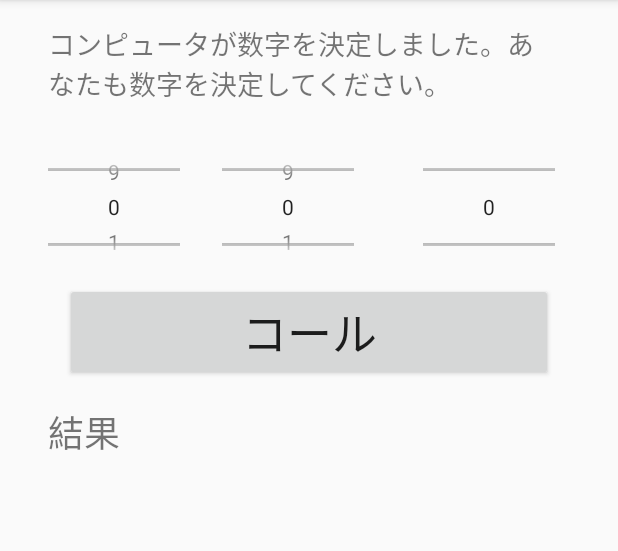
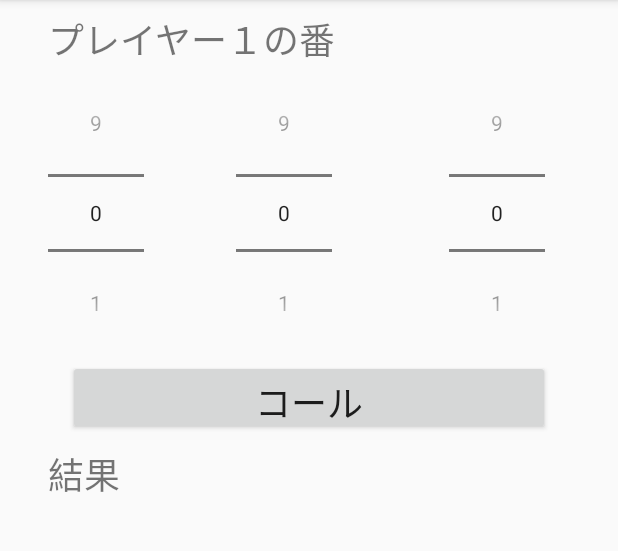
Before and after one commit to masterpiece015v/numhit, an Android app: the Main4Activity screen opened directly, with no data from a screen before it, on a phone screen of 412 x 824 dp, the part 84-635 px from its top. Run offline under Robolectric (Android 15) with nearby library versions, the phone set to English and light mode, and no system bars.

Commit message:
2019022003

```diff
--- a/app/src/main/AndroidManifest.xml
+++ b/app/src/main/AndroidManifest.xml
@@ -18,7 +18,7 @@
         </activity>
         <activity android:name=".Main2Activity" />
         <activity android:name=".Main3Activity" />
-        <activity android:name=".Main4Activity"></activity>
+        <activity android:name=".Main4Activity" />
     </application>
 
 </manifest>
--- a/app/src/main/java/tokyo/mp015v/numhit/Main4Activity.kt
+++ b/app/src/main/java/tokyo/mp015v/numhit/Main4Activity.kt
@@ -2,100 +2,42 @@ package tokyo.mp015v.numhit
 
 import android.support.v7.app.AppCompatActivity
 import android.os.Bundle
-import android.util.Log
 import android.widget.Button
 import android.widget.NumberPicker
 import android.widget.TextView
-import android.widget.Toast
-import java.util.*
 
 class Main4Activity : AppCompatActivity() {
 
-    var str_result1 : String? = null
-    var str_result2 : String? = null
-
     override fun onCreate(savedInstanceState: Bundle?) {
         super.onCreate(savedInstanceState)
-        setContentView(R.layout.activity_main2)
+        setContentView(R.layout.activity_main4)
 
-        //buttonの設定
-        val btn_call = findViewById(R.id.main4_btn_call) as Button
+        //テキスト
+        val txt_title = findViewById<TextView>(R.id.main4_txt_title)
 
-        //TextViewの設定
-        val txt_result = findViewById(R.id.main4_txt_result) as TextView
-        val txt_history1 = findViewById(R.id.main4_txt_history1) as TextView
-        val txt_history2 = findViewById(R.id.main4_txt_history2) as TextView
+        //ナンバー
+        val txt_num0 = findViewById<NumberPicker>(R.id.main4_num0)
+        val txt_num1 = findViewById<NumberPicker>(R.id.main4_num1)
+        val txt_num2 = findViewById<NumberPicker>(R.id.main4_num2)
+        txt_num0.maxValue = 9
+        txt_num0.minValue = 0
+        txt_num1.maxValue = 9
+        txt_num1.minValue = 0
+        txt_num2.maxValue = 9
+        txt_num2.minValue = 0
 
-        //spinnerの設定
-        val spn_num0 = findViewById(R.id.main4_num0) as NumberPicker
-        val spn_num1 = findViewById(R.id.main4_num1) as NumberPicker
-        val spn_num2 = findViewById(R.id.main4_num2) as NumberPicker
+        //ボタン
+        val btn_call = findViewById<Button>(R.id.main4_btn_call)
 
-        spn_num0.maxValue = 9
-        spn_num0.minValue = 0
-        spn_num1.maxValue = 9
-        spn_num1.minValue = 0
-        spn_num2.maxValue = 9
-        spn_num2.minValue = 0
+        //テキスト
+        val txt_result = findViewById<TextView>( R.id.main4_txt_result )
+        val txt_history1 = findViewById<TextView>( R.id.main4_txt_history1 )
+        val txt_history2 = findViewById<TextView>( R.id.main4_txt_history2 )
 
-        //プレイヤーの選択した数
-        val p1_num = intent.getIntArrayExtra("p1_num")
-        val p2_num = intent.getIntArrayExtra("p2_num")
+        //ボタンコールのクリックイベント
+        btn_call.setOnClickListener {
 
-        //回数
-        var count = 1
+        }
 
-        //ボタンをクリックした時の処理
-        btn_call.setOnClickListener {
-            var eat = 0
-            var bit = 0
-            val selectNum = arrayOf( spn_num0.value, spn_num1.value, spn_num2.value )
-
-            //同じ数字が出てくればクリックのイベントを終わる
-            if( selectNum[0] == selectNum[1] || selectNum[1] == selectNum[2] || selectNum[0] == selectNum[2] ){
-                Toast.makeText( applicationContext,"同じ数字はだめです", Toast.LENGTH_SHORT).show()
-                return@setOnClickListener
-            }
-
-            //相手の数字を取得する
-            val enemy = if( count % 2 == 1 ){ p2_num } else { p1_num }
-
-            //EATの計算
-            for( i in 0..2 ){
-                if(enemy[i]==selectNum[i]){
-                    eat++
-                }
-            }
-
-            //BITの計算
-            for(i in 0..2){
-                for( j in 0..2 ){
-                    if( enemy[i] == selectNum[j] && i != j){
-                        bit++
-                    }
-                }
-            }
-
-            //結果の表示
-            txt_result.text = "${count/2+1}回目 call:${selectNum[0]}${selectNum[1]}${selectNum[2]} eat:${eat},bit:${bit}"
-
-            if( count % 2 == 1 ) {
-                if (txt_history1.text == null) {
-                    txt_history1.text = txt_result.text.toString()
-                } else {
-                    txt_history1.text = txt_result.text.toString() + "\n" + txt_history1.text
-                }
-                findViewById<TextView>(R.id.main4_txt_title).text = "プレイヤー２の番です。"
-            }else{
-                if (txt_history2.text == null) {
-                    txt_history2.text = txt_result.text.toString()
-                } else {
-                    txt_history2.text = txt_result.text.toString() + "\n" + txt_history2.text
-                }
-                findViewById<TextView>(R.id.main4_txt_title).text = "プレイヤー１の番です。"
-            }
-
-            count++
-        }
     }
 }
--- a/app/src/main/res/layout/activity_main4.xml
+++ b/app/src/main/res/layout/activity_main4.xml
@@ -8,111 +8,110 @@
 
     <TextView
         android:id="@+id/main4_txt_title"
-        android:layout_width="333dp"
-        android:layout_height="26dp"
+        android:layout_width="wrap_content"
+        android:layout_height="wrap_content"
         android:layout_marginStart="32dp"
-        android:layout_marginTop="16dp"
-        android:layout_marginEnd="32dp"
-        android:text="プレイヤー１は数字を選んでください。"
-        android:textSize="18sp"
-        app:layout_constraintEnd_toEndOf="parent"
-        app:layout_constraintHorizontal_bias="0.0"
+        android:layout_marginTop="8dp"
+        android:text="プレイヤー１の番"
+        android:textSize="24sp"
         app:layout_constraintStart_toStartOf="parent"
         app:layout_constraintTop_toTopOf="parent" />
 
     <NumberPicker
         android:id="@+id/main4_num0"
-        android:layout_width="65dp"
-        android:layout_height="65dp"
+        android:layout_width="wrap_content"
+        android:layout_height="wrap_content"
         android:layout_marginStart="32dp"
-        android:layout_marginTop="16dp"
+        android:layout_marginTop="8dp"
         app:layout_constraintStart_toStartOf="parent"
-        app:layout_constraintTop_toBottomOf="@+id/main4_txt_title" />
+        app:layout_constraintTop_toBottomOf="@+id/main4_txt_title"></NumberPicker>
 
     <NumberPicker
         android:id="@+id/main4_num1"
-        android:layout_width="65dp"
-        android:layout_height="65dp"
-        android:layout_marginStart="60dp"
-        android:layout_marginTop="16dp"
+        android:layout_width="wrap_content"
+        android:layout_height="wrap_content"
+        android:layout_marginStart="61dp"
+        android:layout_marginTop="8dp"
         app:layout_constraintStart_toEndOf="@+id/main4_num0"
-        app:layout_constraintTop_toBottomOf="@+id/main4_txt_title" />
+        app:layout_constraintTop_toBottomOf="@+id/main4_txt_title"></NumberPicker>
 
     <NumberPicker
         android:id="@+id/main4_num2"
-        android:layout_width="65dp"
-        android:layout_height="65dp"
-        android:layout_marginStart="32dp"
-        android:layout_marginTop="16dp"
-        android:layout_marginEnd="28dp"
+        android:layout_width="wrap_content"
+        android:layout_height="wrap_content"
+        android:layout_marginStart="61dp"
+        android:layout_marginTop="8dp"
+        android:layout_marginEnd="32dp"
         app:layout_constraintEnd_toEndOf="parent"
-        app:layout_constraintHorizontal_bias="1.0"
         app:layout_constraintStart_toEndOf="@+id/main4_num1"
-        app:layout_constraintTop_toBottomOf="@+id/main4_txt_title" />
+        app:layout_constraintTop_toBottomOf="@+id/main4_txt_title"></NumberPicker>
 
     <Button
         android:id="@+id/main4_btn_call"
-        android:layout_width="325dp"
-        android:layout_height="wrap_content"
+        android:layout_width="321dp"
+        android:layout_height="50dp"
         android:layout_marginStart="32dp"
-        android:layout_marginTop="33dp"
+        android:layout_marginTop="8dp"
+        android:layout_marginEnd="32dp"
         android:text="コール"
-        android:textSize="30sp"
+        android:textSize="24sp"
+        app:layout_constraintEnd_toEndOf="parent"
         app:layout_constraintStart_toStartOf="parent"
-        app:layout_constraintTop_toBottomOf="@+id/main4_num0" />
+        app:layout_constraintTop_toBottomOf="@+id/main4_num2" />
 
     <TextView
         android:id="@+id/main4_txt_result"
         android:layout_width="wrap_content"
         android:layout_height="wrap_content"
         android:layout_marginStart="32dp"
-        android:layout_marginTop="16dp"
+        android:layout_marginTop="8dp"
         android:text="結果"
         android:textSize="24sp"
         app:layout_constraintStart_toStartOf="parent"
         app:layout_constraintTop_toBottomOf="@+id/main4_btn_call" />
 
     <ScrollView
-        android:id="@+id/main4_scrollView1"
-        android:layout_width="158dp"
-        android:layout_height="215dp"
+        android:id="@+id/scrollView2"
+        android:layout_width="152dp"
+        android:layout_height="158dp"
         android:layout_marginStart="32dp"
-        android:layout_marginTop="16dp"
+        android:layout_marginTop="8dp"
         app:layout_constraintStart_toStartOf="parent"
         app:layout_constraintTop_toBottomOf="@+id/main4_txt_result">
 
         <LinearLayout
             android:layout_width="match_parent"
-            android:layout_height="match_parent"
+            android:layout_height="wrap_content"
             android:orientation="vertical">
 
             <TextView
                 android:id="@+id/main4_txt_history1"
                 android:layout_width="match_parent"
-                android:layout_height="wrap_content"
-                android:textSize="18sp" />
+                android:layout_height="wrap_content" />
         </LinearLayout>
     </ScrollView>
 
     <ScrollView
-        android:id="@+id/main4_scrollView2"
-        android:layout_width="158dp"
-        android:layout_height="213dp"
+        android:layout_width="151dp"
+        android:layout_height="157dp"
         android:layout_marginStart="8dp"
-        android:layout_marginTop="64dp"
-        app:layout_constraintStart_toEndOf="@+id/main4_scrollView1"
-        app:layout_constraintTop_toBottomOf="@+id/main4_btn_call">
+        android:layout_marginTop="8dp"
+        android:layout_marginEnd="32dp"
+        app:layout_constraintEnd_toEndOf="parent"
+        app:layout_constraintHorizontal_bias="0.666"
+        app:layout_constraintStart_toEndOf="@+id/scrollView2"
+        app:layout_constraintTop_toBottomOf="@+id/main4_txt_result">
 
         <LinearLayout
             android:layout_width="match_parent"
-            android:layout_height="match_parent"
+            android:layout_height="wrap_content"
             android:orientation="vertical">
 
             <TextView
                 android:id="@+id/main4_txt_history2"
                 android:layout_width="match_parent"
-                android:layout_height="wrap_content"
-                android:textSize="18sp" />
+                android:layout_height="wrap_content" />
         </LinearLayout>
     </ScrollView>
+
 </android.support.constraint.ConstraintLayout>
```
Also changed, not shown: app/src/main/java/tokyo/mp015v/numhit/Main3Activity.kt (+11 -5 lines), app/src/main/res/layout/activity_main3.xml (+7 -7 lines).
